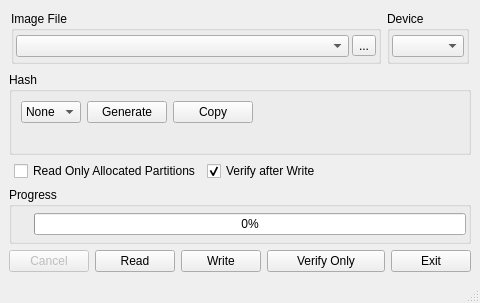
This is src/mainwindow.ui in zvldz/Win32DiskImager as Qt 5 draws it before an edit. The edited form follows.
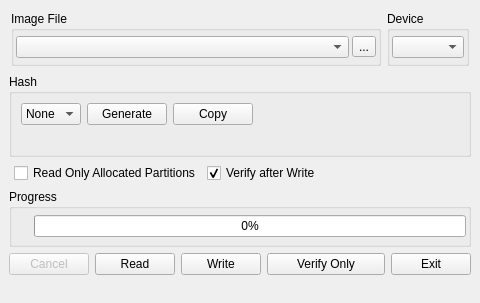
This is the edited form. Icons and pictures are not drawn. Custom widgets are drawn as their Qt base class.

Commit message:
GUI: hide the status-bar size grip on the fixed-size main window
Window size is pinned via setFixedSize(size()) but Qt still drew the
diagonal grip in the status-bar corner and flipped the cursor to the
resize arrow on hover — looked like you could drag to resize even
though it did nothing. sizeGripEnabled=false on the statusbar in
mainwindow.ui removes the widget entirely.

What changed in the file:
```diff
--- a/src/mainwindow.ui
+++ b/src/mainwindow.ui
@@ -411,7 +411,11 @@
     </item>
    </layout>
   </widget>
-  <widget class="QStatusBar" name="statusbar"/>
+  <widget class="QStatusBar" name="statusbar">
+   <property name="sizeGripEnabled">
+    <bool>false</bool>
+   </property>
+  </widget>
  </widget>
  <customwidgets>
   <customwidget>
```
